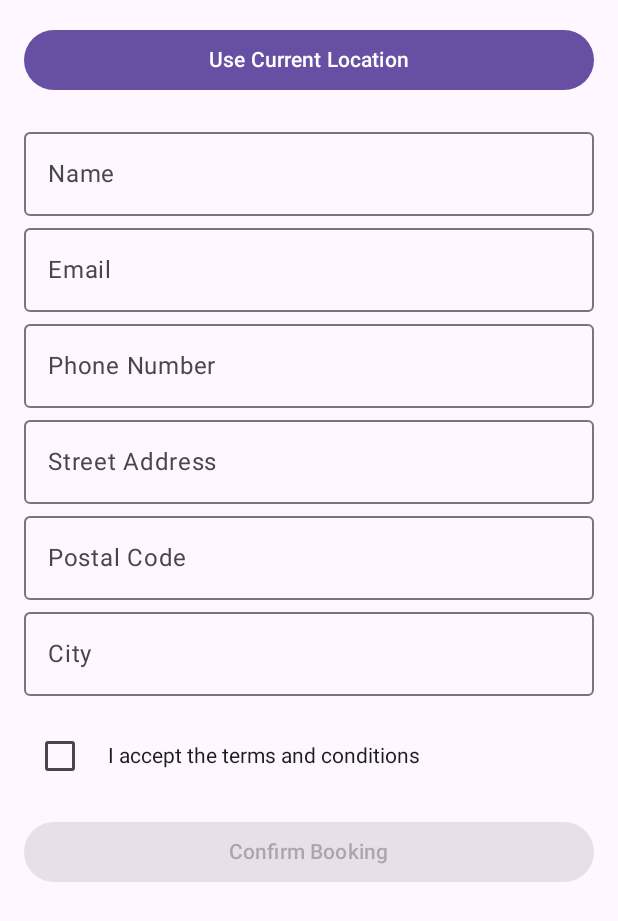
After one commit to Mobile-Development-Project-Group-22/CleanSync, an Android app built with Jetpack Compose: the BookingFormScreen screen opened through its navigation route, on a phone screen of 412 x 824 dp. The commit adds this screen. Shown: the top 921 px of the screen. Run offline under Robolectric (Android 15) with nearby library versions, the phone set to English and light mode, and no system bars; our stand-ins replace Firebase (no records; nobody signed in at launch, a user with empty details on screens opened directly).

Commit message:
booking and booking confirmation completed

```diff
--- a/app/src/main/AndroidManifest.xml
+++ b/app/src/main/AndroidManifest.xml
@@ -7,6 +7,8 @@
 
     <uses-permission android:name="android.permission.INTERNET" />
     <uses-permission android:name="android.permission.ACCESS_NETWORK_STATE" />
+    <uses-permission android:name="android.permission.ACCESS_FINE_LOCATION"/>
+    <uses-permission android:name="android.permission.ACCESS_COARSE_LOCATION"/>
 
     <!-- SMS Permissions -->
     <uses-permission android:name="android.permission.RECEIVE_SMS" />
--- a/app/src/main/java/com/example/cleansync/CleanSyncApp.kt
+++ b/app/src/main/java/com/example/cleansync/CleanSyncApp.kt
@@ -13,12 +13,8 @@ import androidx.navigation.compose.composable
 import androidx.navigation.compose.rememberNavController
 import com.example.cleansync.navigation.BottomNavBar
 import com.example.cleansync.navigation.Screen
-import com.example.cleansync.ui.auth.AuthViewModel
-import com.example.cleansync.ui.auth.LoginScreen
-import com.example.cleansync.ui.auth.PasswordResetScreen
-import com.example.cleansync.ui.auth.SignupScreen
-import com.example.cleansync.ui.booking.BookingScreen
-import com.example.cleansync.ui.booking.BookingViewModel
+import com.example.cleansync.ui.auth.*
+import com.example.cleansync.ui.booking.*
 import com.example.cleansync.ui.home.HomeScreen
 import com.example.cleansync.ui.notifications.NotificationScreen
 import com.example.cleansync.ui.notifications.NotificationViewModel
@@ -29,11 +25,8 @@ import com.example.cleansync.ui.profile.ProfileViewModel
 fun CleanSyncApp() {
     val navController = rememberNavController()
     val authViewModel: AuthViewModel = viewModel()
-
-    // Observing login state
     val isLoggedIn by authViewModel.isLoggedIn.collectAsState()
 
-    // Scaffold structure with bottom navigation
     Scaffold(
         modifier = Modifier.fillMaxSize(),
         bottomBar = {
@@ -47,7 +40,6 @@ fun CleanSyncApp() {
             startDestination = if (isLoggedIn) Screen.HomeScreen.route else Screen.LoginScreen.route,
             modifier = Modifier.padding(innerPadding)
         ) {
-            // Navigation for login screen
             composable(Screen.LoginScreen.route) {
                 if (isLoggedIn) {
                     navController.navigate(Screen.HomeScreen.route) {
@@ -66,7 +58,6 @@ fun CleanSyncApp() {
                 }
             }
 
-            // Navigation for signup screen
             composable(Screen.SignupScreen.route) {
                 if (isLoggedIn) {
                     navController.navigate(Screen.HomeScreen.route) {
@@ -77,7 +68,6 @@ fun CleanSyncApp() {
                 }
             }
 
-            // Navigation for HomeScreen (logged-in user only)
             composable(Screen.HomeScreen.route) {
                 if (!isLoggedIn) {
                     navController.navigate(Screen.LoginScreen.route) {
@@ -93,7 +83,6 @@ fun CleanSyncApp() {
                 }
             }
 
-            // Navigation for Notifications Screen (New addition)
             composable(Screen.NotificationScreen.route) {
                 if (!isLoggedIn) {
                     navController.navigate(Screen.LoginScreen.route) {
@@ -107,7 +96,6 @@ fun CleanSyncApp() {
                 }
             }
 
-            // Navigation for ProfileScreen
             composable(Screen.ProfileScreen.route) {
                 if (!isLoggedIn) {
                     navController.navigate(Screen.LoginScreen.route) {
@@ -118,7 +106,6 @@ fun CleanSyncApp() {
                 }
             }
 
-            // Navigation for BookingScreen
             composable(Screen.BookingScreen.route) {
                 if (!isLoggedIn) {
                     navController.navigate(Screen.LoginScreen.route) {
@@ -128,7 +115,7 @@ fun CleanSyncApp() {
                     BookingScreen(
                         bookingViewModel = BookingViewModel(),
                         onBookingConfirmed = {
-                            navController.navigate(Screen.BookingConfirmationScreen.route)
+                            navController.navigate(Screen.BookingFormScreen.route)
                         },
                         onBookingCancelled = {
                             navController.navigate(Screen.HomeScreen.route)
@@ -137,7 +124,28 @@ fun CleanSyncApp() {
                 }
             }
 
-            // Navigation for PasswordResetScreen
+            // ✅ BookingFormScreen composable
+            composable(Screen.BookingFormScreen.route) {
+                BookingFormScreen(
+                    bookingViewModel = BookingViewModel(),
+                    onBookingDone = {
+                        navController.navigate(Screen.BookingConfirmationScreen.route)
+                    }
+                )
+            }
+
+            // ✅ BookingConfirmationScreen composable
+            composable(Screen.BookingConfirmationScreen.route) {
+                BookingConfirmationScreen(
+                    bookingViewModel = BookingViewModel(), // Pass the same instance if possible
+                    onReturnHome = {
+                        navController.navigate(Screen.HomeScreen.route) {
+                            popUpTo(Screen.BookingConfirmationScreen.route) { inclusive = true }
+                        }
+                    }
+                )
+            }
+
             composable(Screen.PasswordResetScreen.route) {
                 if (isLoggedIn) {
                     navController.navigate(Screen.HomeScreen.route) {
--- a/app/src/main/java/com/example/cleansync/navigation/Screen.kt
+++ b/app/src/main/java/com/example/cleansync/navigation/Screen.kt
@@ -6,6 +6,7 @@ sealed class Screen(val route: String) {
     object SignupScreen : Screen("signup_screen")
     object HomeScreen : Screen("home_screen")
     object BookingScreen : Screen("booking_screen")
+    object BookingFormScreen : Screen("booking_form_screen")
     object ProfileScreen : Screen("profile_screen")
     object PasswordResetScreen : Screen("password_reset_screen")
     object ChangePasswordScreen : Screen("change_password_screen")
--- /dev/null
+++ b/app/src/main/java/com/example/cleansync/ui/booking/BookingFormScreen.kt
@@ -0,0 +1,128 @@
+package com.example.cleansync.ui.booking
+
+import android.Manifest
+import android.os.Build
+import androidx.compose.foundation.layout.*
+import androidx.compose.foundation.text.KeyboardOptions
+import androidx.compose.material3.*
+import androidx.compose.runtime.*
+import androidx.compose.ui.Modifier
+import androidx.compose.ui.platform.LocalContext
+import androidx.compose.ui.text.input.KeyboardType
+import androidx.compose.ui.unit.dp
+import androidx.lifecycle.viewmodel.compose.viewModel
+import com.google.accompanist.permissions.*
+import kotlinx.coroutines.launch
+
+@OptIn(ExperimentalPermissionsApi::class)
+@Composable
+fun BookingFormScreen(
+    bookingViewModel: BookingViewModel = viewModel(),
+    onBookingDone: () -> Unit
+) {
+    val context = LocalContext.current
+    val coroutineScope = rememberCoroutineScope()
+    val addressSuggestions by bookingViewModel.addressSuggestions.collectAsState()
+
+    val locationPermissionState = rememberPermissionState(
+        if (Build.VERSION.SDK_INT >= Build.VERSION_CODES.Q)
+            Manifest.permission.ACCESS_FINE_LOCATION
+        else
+            Manifest.permission.ACCESS_COARSE_LOCATION
+    )
+
+    Column(modifier = Modifier
+        .fillMaxSize()
+        .padding(16.dp)) {
+
+        Button(
+            onClick = {
+                if (locationPermissionState.status.isGranted) {
+                    bookingViewModel.useCurrentLocation(context)
+                } else {
+                    locationPermissionState.launchPermissionRequest()
+                }
+            },
+            modifier = Modifier.fillMaxWidth()
+        ) {
+            Text("Use Current Location")
+        }
+
+        Spacer(modifier = Modifier.height(16.dp))
+
+        OutlinedTextField(
+            value = bookingViewModel.name,
+            onValueChange = { bookingViewModel.name = it },
+            label = { Text("Name") },
+            modifier = Modifier.fillMaxWidth()
+        )
+
+        OutlinedTextField(
+            value = bookingViewModel.email,
+            onValueChange = { bookingViewModel.email = it },
+            label = { Text("Email") },
+            keyboardOptions = KeyboardOptions(keyboardType = KeyboardType.Email),
+            modifier = Modifier.fillMaxWidth()
+        )
+
+        OutlinedTextField(
+            value = bookingViewModel.phoneNumber,
+            onValueChange = { bookingViewModel.phoneNumber = it },
+            label = { Text("Phone Number") },
+            keyboardOptions = KeyboardOptions(keyboardType = KeyboardType.Phone),
+            modifier = Modifier.fillMaxWidth()
+        )
+
+        OutlinedTextField(
+            value = bookingViewModel.streetAddress,
+            onValueChange = {
+                bookingViewModel.streetAddress = it
+                bookingViewModel.fetchAddressSuggestions(it)
+            },
+            label = { Text("Street Address") },
+            modifier = Modifier.fillMaxWidth()
+        )
+
+        addressSuggestions.forEach { suggestion ->
+            TextButton(onClick = {
+                bookingViewModel.streetAddress = suggestion
+            }) {
+                Text(suggestion)
+            }
+        }
+
+        OutlinedTextField(
+            value = bookingViewModel.postalCode,
+            onValueChange = { bookingViewModel.postalCode = it },
+            label = { Text("Postal Code") },
+            modifier = Modifier.fillMaxWidth()
+        )
+
+        OutlinedTextField(
+            value = bookingViewModel.city,
+            onValueChange = { bookingViewModel.city = it },
+            label = { Text("City") },
+            modifier = Modifier.fillMaxWidth()
+        )
+
+        Row(
+            verticalAlignment = androidx.compose.ui.Alignment.CenterVertically,
+            modifier = Modifier.fillMaxWidth().padding(top = 16.dp)
+        ) {
+            Checkbox(
+                checked = bookingViewModel.acceptTerms,
+                onCheckedChange = { bookingViewModel.acceptTerms = it }
+            )
+            Spacer(modifier = Modifier.width(8.dp))
+            Text("I accept the terms and conditions")
+        }
+
+        Button(
+            onClick = { onBookingDone() },
+            enabled = bookingViewModel.acceptTerms,
+            modifier = Modifier.fillMaxWidth().padding(top = 16.dp)
+        ) {
+            Text("Confirm Booking")
+        }
+    }
+}
--- a/app/src/main/java/com/example/cleansync/ui/booking/BookingViewModel.kt
+++ b/app/src/main/java/com/example/cleansync/ui/booking/BookingViewModel.kt
@@ -1,26 +1,45 @@
-// BookingViewModel.kt
-
 package com.example.cleansync.ui.booking
 
+import android.annotation.SuppressLint
+import android.content.Context
+import android.location.Geocoder
+import android.location.Location
+import androidx.compose.runtime.*
 import androidx.lifecycle.ViewModel
-import androidx.compose.runtime.mutableStateOf
-import androidx.compose.runtime.getValue
-import androidx.compose.runtime.setValue
+import androidx.lifecycle.viewModelScope
+import com.google.android.gms.location.FusedLocationProviderClient
+import com.google.android.gms.location.LocationServices
+import kotlinx.coroutines.flow.MutableStateFlow
+import kotlinx.coroutines.flow.StateFlow
+import kotlinx.coroutines.launch
 import java.time.LocalDateTime
 import java.time.format.DateTimeFormatter
+import java.util.*
 
 class BookingViewModel : ViewModel() {
 
     var length by mutableStateOf("")
     var width by mutableStateOf("")
     var estimatedPrice by mutableStateOf<Float?>(null)
-
     var showInputFields by mutableStateOf(false)
-
     var selectedDateTime by mutableStateOf<LocalDateTime?>(null)
-
     val formattedDateTime: String
         get() = selectedDateTime?.format(DateTimeFormatter.ofPattern("dd MMM yyyy - HH:mm")) ?: ""
+
+    // Form fields
+    var name by mutableStateOf("")
+    var email by mutableStateOf("")
+    var phoneNumber by mutableStateOf("")
+    var streetAddress by mutableStateOf("")
+    var postalCode by mutableStateOf("")
+    var city by mutableStateOf("")
+    var acceptTerms by mutableStateOf(false)
+
+    // Address autocomplete
+    private val _addressSuggestions = MutableStateFlow<List<String>>(emptyList())
+    val addressSuggestions: StateFlow<List<String>> = _addressSuggestions
+
+    private lateinit var fusedLocationClient: FusedLocationProviderClient
 
     fun toggleInputFields() {
         showInputFields = !showInputFields
@@ -29,12 +48,7 @@ class BookingViewModel : ViewModel() {
     fun calculatePrice() {
         val l = length.toFloatOrNull()
         val w = width.toFloatOrNull()
-
-        if (l != null && w != null) {
-            estimatedPrice = l * w * 4f
-        } else {
-            estimatedPrice = null
-        }
+        estimatedPrice = if (l != null && w != null) l * w * 4f else null
     }
 
     fun resetBooking() {
@@ -44,4 +58,37 @@ class BookingViewModel : ViewModel() {
         selectedDateTime = null
         showInputFields = false
     }
+
+    fun fetchAddressSuggestions(query: String) {
+        viewModelScope.launch {
+            try {
+                val response = GeoapifyApi.getSuggestions(query)
+                _addressSuggestions.value = response
+            } catch (e: Exception) {
+                _addressSuggestions.value = emptyList()
+            }
+        }
+    }
+
+    fun initializeLocationClient(context: Context) {
+        fusedLocationClient = LocationServices.getFusedLocationProviderClient(context)
+    }
+
+    @SuppressLint("MissingPermission")
+    fun useCurrentLocation(context: Context) {
+        if (!::fusedLocationClient.isInitialized) {
+            initializeLocationClient(context)
+        }
+        fusedLocationClient.lastLocation.addOnSuccessListener { location: Location? ->
+            location?.let {
+                val geocoder = Geocoder(context, Locale.getDefault())
+                val addresses = geocoder.getFromLocation(it.latitude, it.longitude, 1)
+                addresses?.firstOrNull()?.let { addr ->
+                    streetAddress = addr.getAddressLine(0) ?: ""
+                    postalCode = addr.postalCode ?: ""
+                    city = addr.locality ?: ""
+                }
+            }
+        }
+    }
 }
```
Also changed, not shown: app/build.gradle.kts (+11 -0 lines), app/src/main/java/com/example/cleansync/ui/booking/BookingConfirmationScreen.kt (added, +67 -0 lines), app/src/main/java/com/example/cleansync/ui/booking/BookingScreen.kt (+6 -7 lines), app/src/main/java/com/example/cleansync/ui/booking/GeoapifyApi.kt (added, +26 -0 lines).
